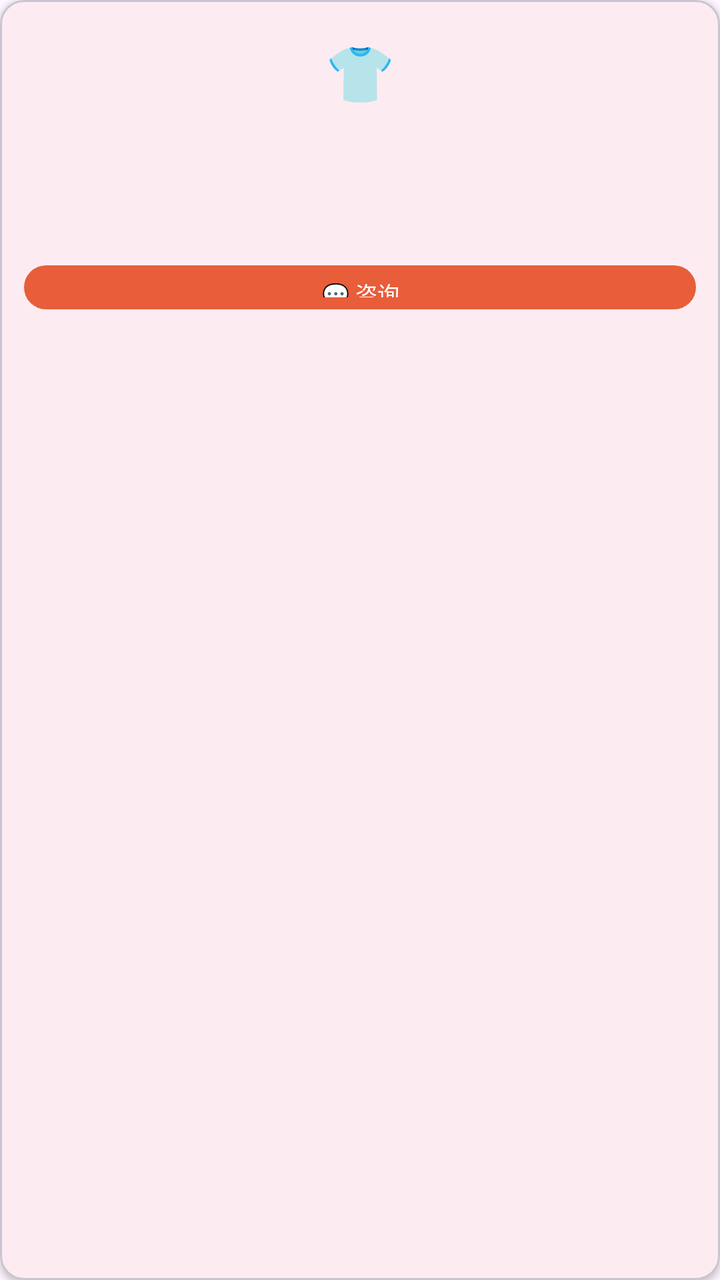
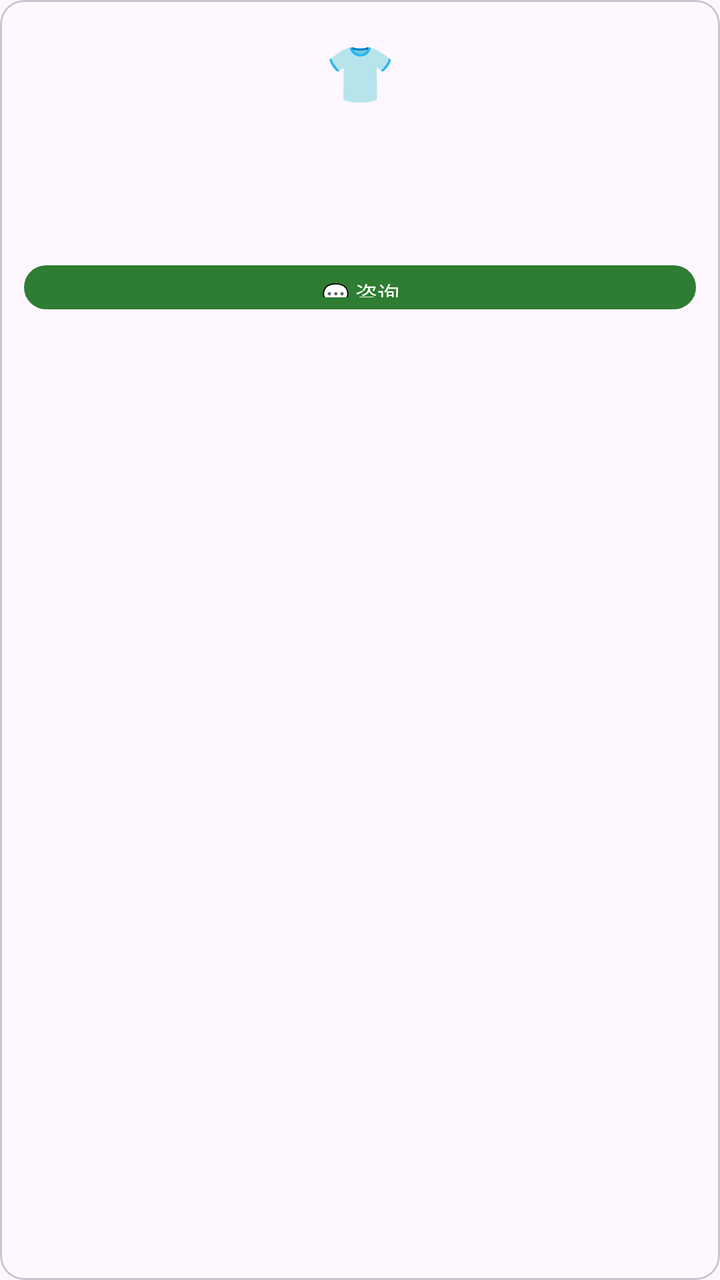

Screens rendered from an Android XML layout before and after an edit, with the pre-edit source and the edit as a unified diff.
<!-- AndroidManifest.xml: application theme Theme.ClothingSI -->
<!-- res/layout/item_product_card.xml -->
<?xml version="1.0" encoding="utf-8"?>
<com.google.android.material.card.MaterialCardView xmlns:android="http://schemas.android.com/apk/res/android"
    xmlns:app="http://schemas.android.com/apk/res-auto"
    android:layout_width="match_parent" android:layout_height="wrap_content"
    app:cardCornerRadius="12dp" app:cardElevation="2dp"
    app:contentPadding="0dp">
    <LinearLayout android:layout_width="match_parent" android:layout_height="wrap_content"
        android:orientation="vertical" android:gravity="center"
        android:padding="12dp">
        <TextView android:layout_width="48dp" android:layout_height="48dp"
            android:text="👕" android:textSize="28dp" android:gravity="center" />
        <TextView android:id="@+id/tv_product_name"
            android:layout_width="wrap_content" android:layout_height="wrap_content"
            android:textSize="13dp" android:textStyle="bold" android:textColor="#2D3436"
            android:maxLines="1" android:ellipsize="end" android:layout_marginTop="4dp" />
        <TextView android:id="@+id/tv_product_spec"
            android:layout_width="wrap_content" android:layout_height="wrap_content"
            android:textSize="11dp" android:textColor="#95A5A6"
            android:maxLines="1" android:ellipsize="end" android:layout_marginTop="2dp" />
        <TextView android:id="@+id/tv_selling_price"
            android:layout_width="wrap_content" android:layout_height="wrap_content"
            android:textSize="15dp" android:textStyle="bold" android:textColor="#E74C3C"
            android:layout_marginTop="4dp" />
        <com.google.android.material.button.MaterialButton android:id="@+id/btn_chat"
            android:layout_width="match_parent" android:layout_height="30dp"
            android:text="💬 咨询" android:textSize="11dp" app:cornerRadius="15dp"
            android:layout_marginTop="6dp" />
    </LinearLayout>
</com.google.android.material.card.MaterialCardView>
<!-- resources referenced by this layout -->
<resources>
  <style name="Theme.ClothingSI" parent="Theme.Material3.Light.NoActionBar">
          <item name="colorPrimary">@color/primary</item>
          <item name="colorPrimaryDark">@color/primary_dark</item>
          <item name="colorAccent">@color/accent</item>
          <item name="android:statusBarColor">@color/primary_dark</item>
          <item name="android:navigationBarColor">@color/white</item>
      </style>
  <color name="primary">#E85D3A</color>
  <color name="primary_dark">#D35400</color>
  <color name="accent">#F4A460</color>
  <color name="white">#FFFFFF</color>
</resources>

<!-- the commit's change to res/layout/item_product_card.xml (unified diff, before → after) -->
@@ -2,7 +2,7 @@
 <com.google.android.material.card.MaterialCardView xmlns:android="http://schemas.android.com/apk/res/android"
     xmlns:app="http://schemas.android.com/apk/res-auto"
     android:layout_width="match_parent" android:layout_height="wrap_content"
-    app:cardCornerRadius="12dp" app:cardElevation="2dp"
+    app:cardCornerRadius="12dp" app:cardElevation="0dp"
     app:contentPadding="0dp">
     <LinearLayout android:layout_width="match_parent" android:layout_height="wrap_content"
         android:orientation="vertical" android:gravity="center"
@@ -11,19 +11,19 @@
             android:text="👕" android:textSize="28dp" android:gravity="center" />
         <TextView android:id="@+id/tv_product_name"
             android:layout_width="wrap_content" android:layout_height="wrap_content"
-            android:textSize="13dp" android:textStyle="bold" android:textColor="#2D3436"
+            android:textSize="13dp" android:textStyle="bold" android:textColor="@color/text_primary"
             android:maxLines="1" android:ellipsize="end" android:layout_marginTop="4dp" />
         <TextView android:id="@+id/tv_product_spec"
             android:layout_width="wrap_content" android:layout_height="wrap_content"
-            android:textSize="11dp" android:textColor="#95A5A6"
+            android:textSize="11dp" android:textColor="@color/text_secondary"
             android:maxLines="1" android:ellipsize="end" android:layout_marginTop="2dp" />
         <TextView android:id="@+id/tv_selling_price"
             android:layout_width="wrap_content" android:layout_height="wrap_content"
-            android:textSize="15dp" android:textStyle="bold" android:textColor="#E74C3C"
+            android:textSize="15dp" android:textStyle="bold" android:textColor="@color/danger"
             android:layout_marginTop="4dp" />
         <com.google.android.material.button.MaterialButton android:id="@+id/btn_chat"
             android:layout_width="match_parent" android:layout_height="30dp"
-            android:text="💬 咨询" android:textSize="11dp" app:cornerRadius="15dp"
+            android:text="💬 咨询" android:textSize="11dp" app:cornerRadius="18dp"
             android:layout_marginTop="6dp" />
     </LinearLayout>
 </com.google.android.material.card.MaterialCardView>
<!-- resource entries referenced after the edit -->
@@ -1,15 +1,26 @@
 <!-- resources referenced by this layout -->
 <resources>
+  <color name="danger">#E53935</color>
+  <color name="text_primary">#1B1F1B</color>
+  <color name="text_secondary">#5D6D7E</color>
   <style name="Theme.ClothingSI" parent="Theme.Material3.Light.NoActionBar">
           <item name="colorPrimary">@color/primary</item>
           <item name="colorPrimaryDark">@color/primary_dark</item>
           <item name="colorAccent">@color/accent</item>
-          <item name="android:statusBarColor">@color/primary_dark</item>
+          <item name="android:statusBarColor">@android:color/transparent</item>
           <item name="android:navigationBarColor">@color/white</item>
+          
+          <item name="android:windowLightStatusBar">true</item>
+          
+          <item name="android:fontFamily">sans-serif</item>
+          <item name="android:textViewStyle">@style/TextView.Base</item>
       </style>
-  <color name="primary">#E85D3A</color>
-  <color name="primary_dark">#D35400</color>
-  <color name="accent">#F4A460</color>
+  <color name="primary">#2E7D32</color>
+  <color name="primary_dark">#1B5E20</color>
+  <color name="accent">#66BB6A</color>
   <color name="white">#FFFFFF</color>
+  <style name="TextView.Base" parent="android:Widget.TextView">
+          <item name="android:fontFamily">sans-serif</item>
+      </style>
 </resources>
 
